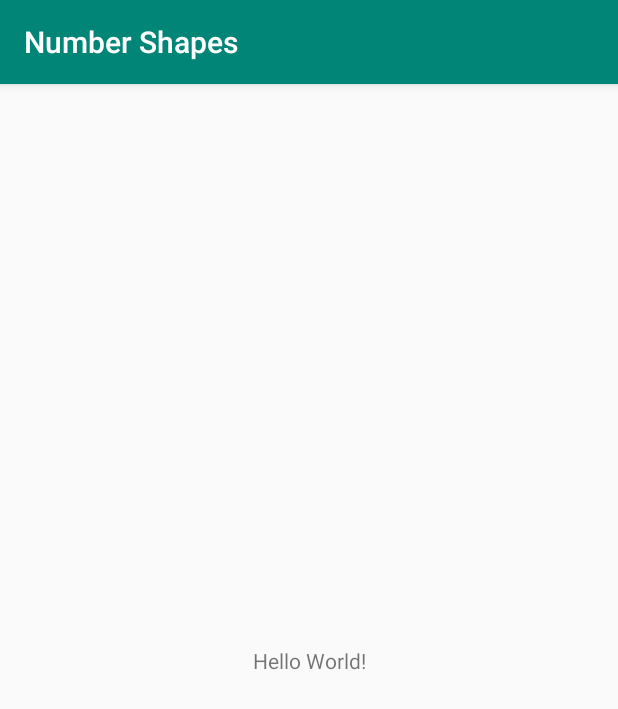
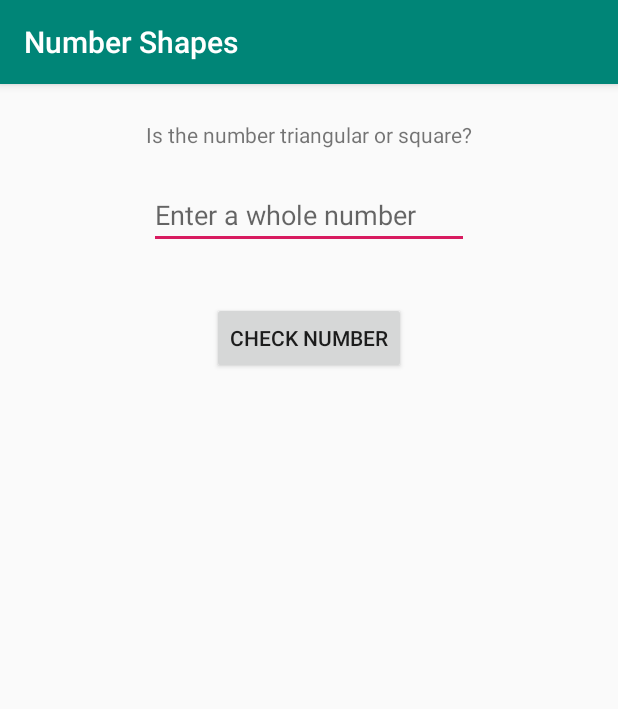
Before and after one commit to Virjanand/AndroidNumberShapes, an Android app: the screen it shows after launch (MainActivity), on a phone screen of 412 x 824 dp. Shown: the top 709 px of the screen. Run offline under Robolectric (Android 15) with nearby library versions, the phone set to English and light mode, and no system bars.

Commit message:
Setup layout with text, numberInput and button

```diff
--- a/app/src/main/java/com/virjanand/numbershapes/MainActivity.java
+++ b/app/src/main/java/com/virjanand/numbershapes/MainActivity.java
@@ -2,8 +2,14 @@ package com.virjanand.numbershapes;
 
 import android.support.v7.app.AppCompatActivity;
 import android.os.Bundle;
+import android.util.Log;
+import android.view.View;
 
 public class MainActivity extends AppCompatActivity {
+
+    public void clickCheckNumber(View view) {
+        Log.i("Info", "Click");
+    }
 
     @Override
     protected void onCreate(Bundle savedInstanceState) {
--- a/app/src/main/res/layout/activity_main.xml
+++ b/app/src/main/res/layout/activity_main.xml
@@ -7,12 +7,35 @@
     tools:context=".MainActivity">
 
     <TextView
+        android:id="@+id/textView"
         android:layout_width="wrap_content"
         android:layout_height="wrap_content"
-        android:text="Hello World!"
-        app:layout_constraintBottom_toBottomOf="parent"
-        app:layout_constraintLeft_toLeftOf="parent"
-        app:layout_constraintRight_toRightOf="parent"
+        android:layout_marginTop="24dp"
+        android:text="Is the number triangular or square?"
+        app:layout_constraintEnd_toEndOf="parent"
+        app:layout_constraintStart_toStartOf="parent"
         app:layout_constraintTop_toTopOf="parent" />
 
+    <EditText
+        android:id="@+id/numberEditText"
+        android:layout_width="wrap_content"
+        android:layout_height="wrap_content"
+        android:layout_marginTop="21dp"
+        android:ems="10"
+        android:hint="Enter a whole number"
+        android:inputType="number"
+        app:layout_constraintEnd_toEndOf="parent"
+        app:layout_constraintStart_toStartOf="parent"
+        app:layout_constraintTop_toBottomOf="@+id/textView" />
+
+    <Button
+        android:id="@+id/button"
+        android:layout_width="wrap_content"
+        android:layout_height="wrap_content"
+        android:layout_marginTop="35dp"
+        android:onClick="clickCheckNumber"
+        android:text="Check Number"
+        app:layout_constraintEnd_toEndOf="parent"
+        app:layout_constraintStart_toStartOf="parent"
+        app:layout_constraintTop_toBottomOf="@+id/numberEditText" />
 </android.support.constraint.ConstraintLayout>
```
